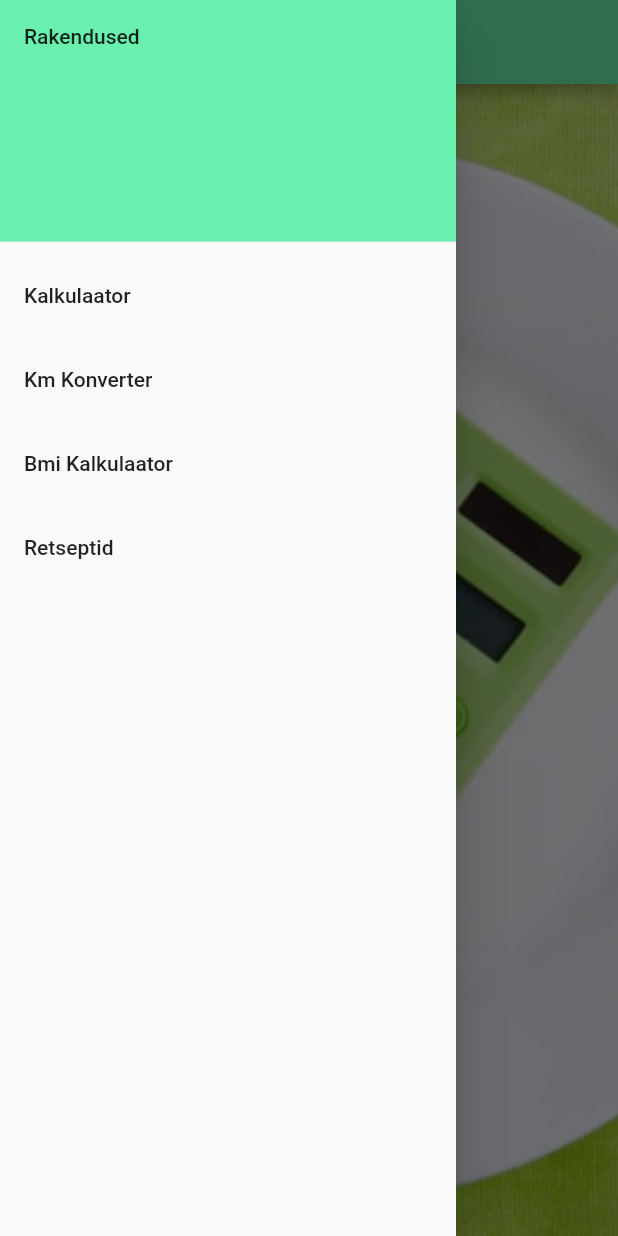
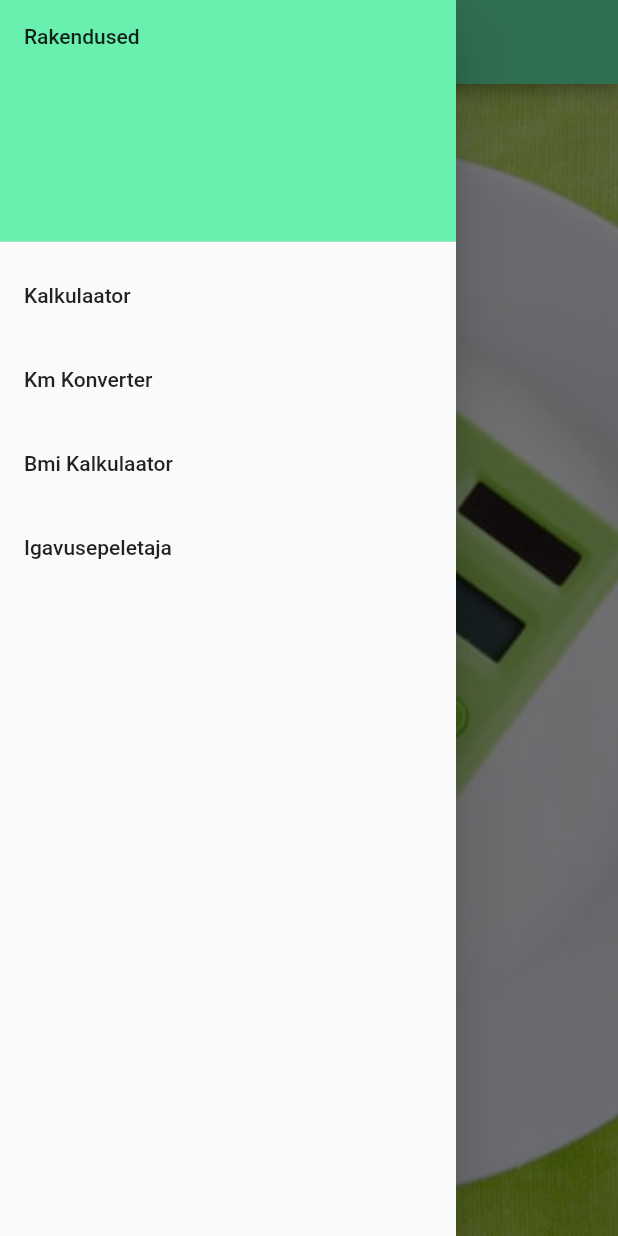
Before and after one commit to roosakampsun/thirdattemptkalku, a Flutter app: the MenuDrawer screen opened directly, with the side drawer open, on a phone screen of 412 x 824 dp. Run offline on Flutter 3.47's test engine with Material 2 defaults, Android fonts, the phone set to English and light mode, and no system bars.

```diff
--- a/lib/controllers/routes.dart
+++ b/lib/controllers/routes.dart
@@ -1,6 +1,6 @@
 
 
-import 'package:kalkulaator/screen/recipe_screen.dart';
+import 'package:kalkulaator/screen/bored_screen.dart';
 import 'package:kalkulaator/view/Kalkulaator2.dart';
 import 'package:kalkulaator/view/Konverter1.dart';
 import 'package:kalkulaator/view/bmi_calculator.dart';
@@ -10,7 +10,7 @@ class routes {
   static const String kalkulaator = Kalkulaator2.routeName;
   static const String konverter = Konverter1App.routeName;
   static const String bmikalkulaator = BmiKalkulaator.routeName;
-  static const String retseptid = RecipeScreen.routeName;
+  static const String igavusepeletaja = RecipeScreen.routeName;
 
 
 }
--- a/lib/main.dart
+++ b/lib/main.dart
@@ -2,7 +2,7 @@ import 'package:flutter/cupertino.dart';
 import 'package:flutter/material.dart';
 import 'package:flutter/widgets.dart';
 import 'package:kalkulaator/screen/first_screen.dart';
-import 'package:kalkulaator/screen/recipe_screen.dart';
+import 'package:kalkulaator/screen/bored_screen.dart';
 import 'package:kalkulaator/view/Kalkulaator2.dart';
 import 'package:kalkulaator/view/Konverter1.dart';
 
@@ -37,7 +37,7 @@ class MyApp extends StatelessWidget {
              routes.kalkulaator:(context) => Kalkulaator2(),
            routes.konverter:(context) => Konverter1App(),
            routes.bmikalkulaator:(context) => BmiKalkulaator(),
-           routes.retseptid:(context) => RecipeScreen(),
+           routes.igavusepeletaja:(context) => RecipeScreen(),
 
 
          }
--- a/lib/shared/menu.dart
+++ b/lib/shared/menu.dart
@@ -47,9 +47,9 @@ class MenuDrawer extends StatelessWidget {
               },
             ),
             ListTile(
-              title: const Text('Retseptid'),
+              title: const Text('Igavusepeletaja'),
               onTap: () {
-                Navigator.pushReplacementNamed(context, routes.retseptid);
+                Navigator.pushReplacementNamed(context, routes.igavusepeletaja);
               },
             ),
           ],
--- a/lib/view/bmi_calculator.dart
+++ b/lib/view/bmi_calculator.dart
@@ -28,6 +28,7 @@ class BmiKalkulaatorState extends State<BmiKalkulaator> {
   late List<bool> isSelected;
   String heightMessage = '';
   String weightMessage = '';
+
   @override
   void initState() {
     isSelected = [isMetric, isImperial];
@@ -75,7 +76,7 @@ class BmiKalkulaatorState extends State<BmiKalkulaator> {
     textStyle: TextStyle(fontSize: fontSize
     )),
     ),
-         // child: Text('BMI kalkulaator', style: TextStyle(fontSize: fontSize)),
+
 
 
         Text(result, style: TextStyle(fontSize: fontSize)),
--- a/pubspec.yaml
+++ b/pubspec.yaml
@@ -33,6 +33,9 @@ dependencies:
   enum_to_string: ^2.0.1
 
   shared_preferences: ^2.0.9
+  firebase_core: ^1.10.5
+  cloud_firestore: ^3.1.4
+
 
   # The following adds the Cupertino Icons font to your application.
   # Use with the CupertinoIcons class for iOS style icons.
```
Also changed, not shown: lib/controllers/bored_api.dart (added, +26 -0 lines), lib/screen/bored_screen.dart (added, +78 -0 lines), lib/screen/recipe_screen.dart (deleted, +0 -37 lines), pubspec.lock, 3 other files.
